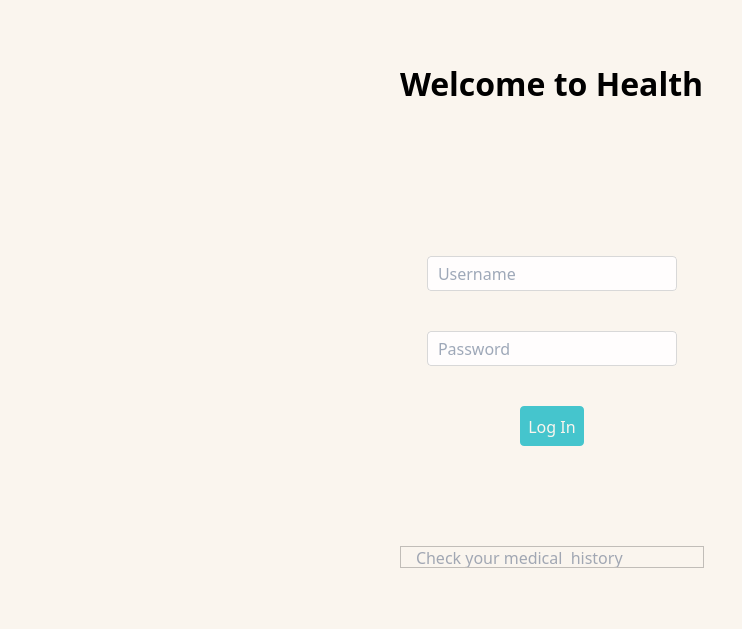
Old version of the form loginPage.ui in the repository Oizys13/Chat-app.
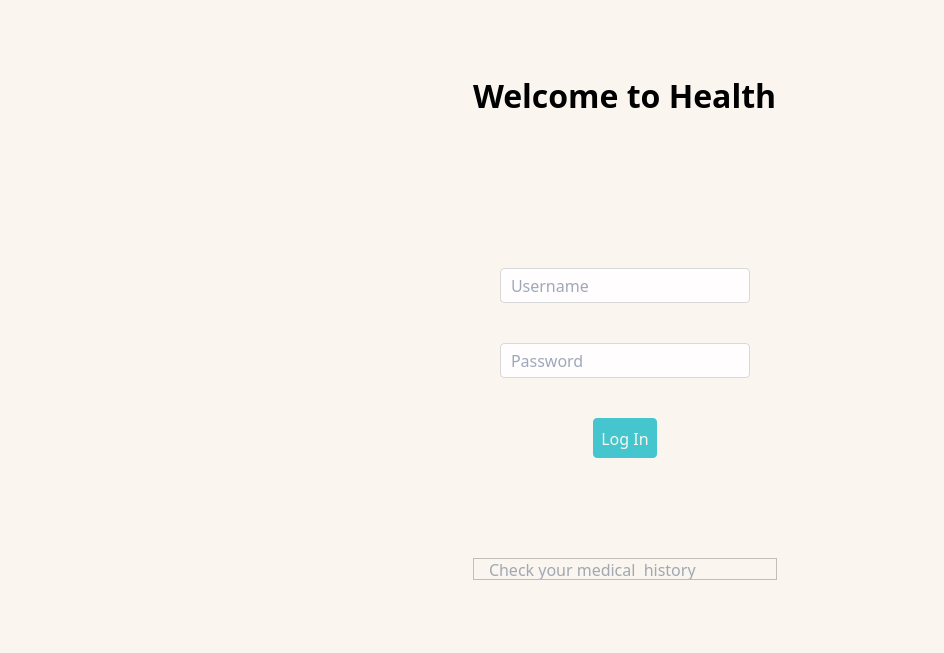
New version of the form. Icons and pictures are not drawn.

```diff
--- a/loginPage.ui
+++ b/loginPage.ui
@@ -6,8 +6,8 @@
    <rect>
     <x>0</x>
     <y>0</y>
-    <width>742</width>
-    <height>629</height>
+    <width>944</width>
+    <height>653</height>
    </rect>
   </property>
   <property name="windowTitle">
@@ -23,6 +23,12 @@
   <layout class="QHBoxLayout" name="horizontalLayout">
    <item>
     <widget class="QWidget" name="leftSideWidget" native="true">
+     <property name="sizePolicy">
+      <sizepolicy hsizetype="Fixed" vsizetype="Preferred">
+       <horstretch>0</horstretch>
+       <verstretch>0</verstretch>
+      </sizepolicy>
+     </property>
      <property name="minimumSize">
       <size>
        <width>300</width>
```
Left out of the diff: 7 changed lines with no effect on the pictures.
